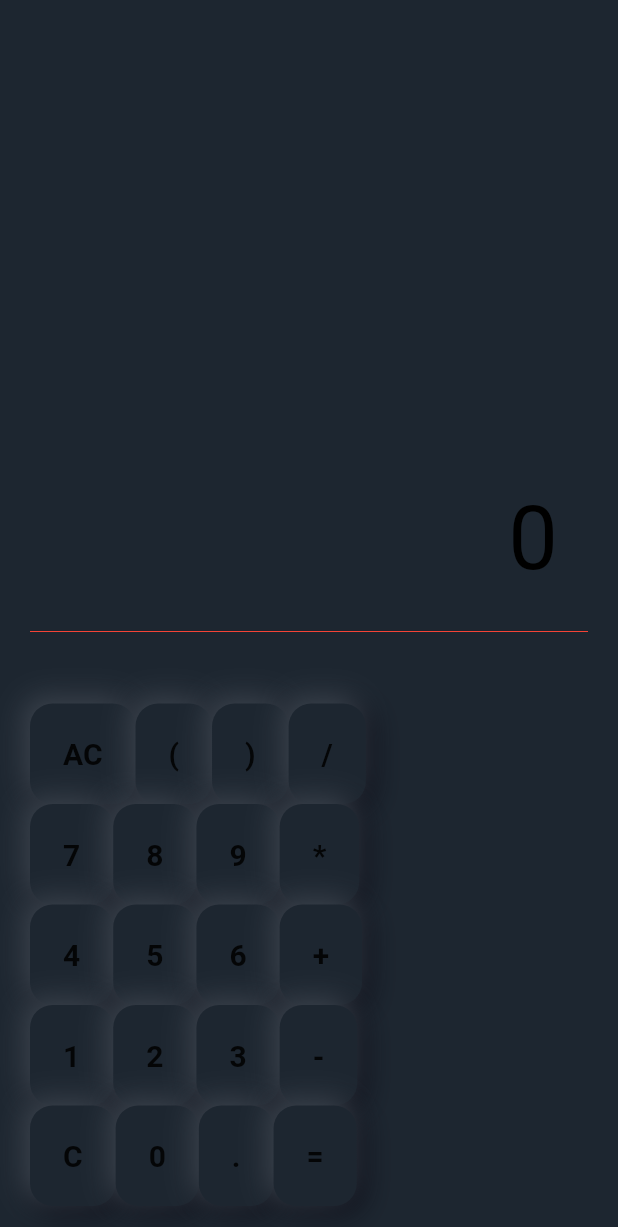
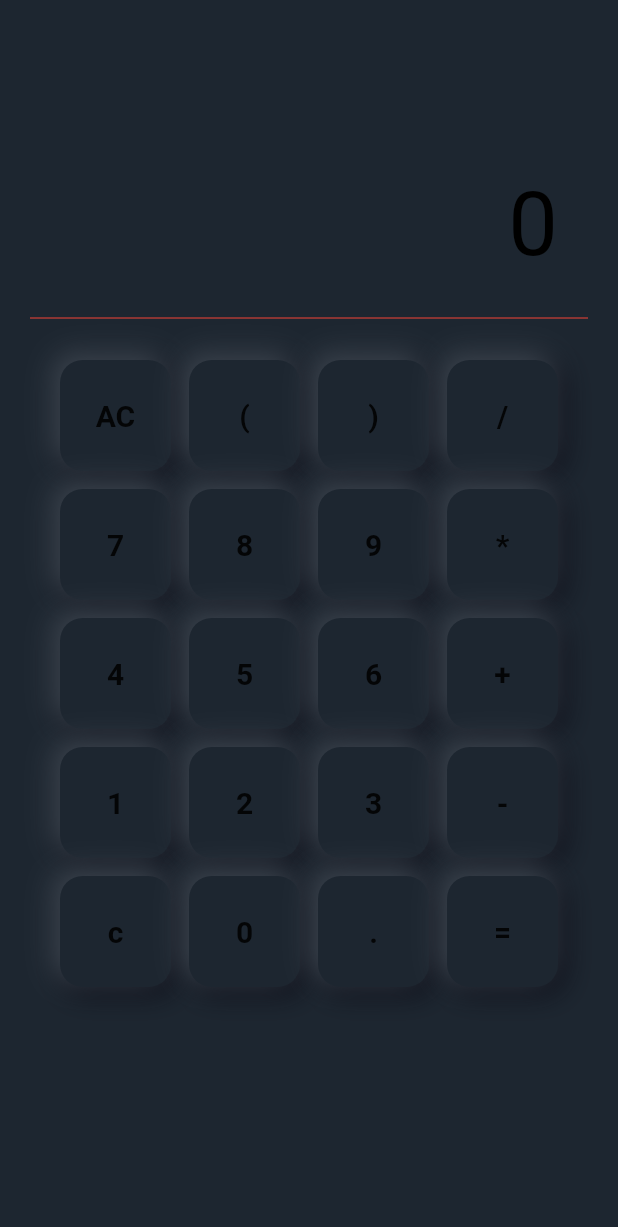
Before and after one commit to AnthonyBeerus/FlutterApp-Calculator, a Flutter app: the screen it shows after launch, on a phone screen of 412 x 824 dp. Shown: the top 1227 px of the screen. Run offline on Flutter 3.47's test engine with Material 2 defaults, Android fonts, the phone set to English and light mode, and no system bars.

Commit message:
Changed Buttons to use GridView widget

```diff
--- a/lib/pages/home.dart
+++ b/lib/pages/home.dart
@@ -80,50 +80,21 @@ class _HomePageState extends State<HomePage> {
                 ),
               ),
               Divider(color: Colors.red),
-              Container(
-                padding: EdgeInsets.all(20),
-                alignment: Alignment.topCenter,
-
-              ),
-              Row(
-                children: [
-                  _buildCalculatorButton("AC"),
-                  _buildCalculatorButton("("),
-                  _buildCalculatorButton(")"),
-                  _buildCalculatorButton("/")
-                ],
-              ),
-              Row(
-                children: [
-                  _buildCalculatorButton("7"),
-                  _buildCalculatorButton("8"),
-                  _buildCalculatorButton("9"),
-                  _buildCalculatorButton("*"),
-                ],
-              ),
-              Row(
-                children: [
-                  _buildCalculatorButton("4"),
-                  _buildCalculatorButton("5"),
-                  _buildCalculatorButton("6"),
-                  _buildCalculatorButton("+"),
-                ],
-              ),
-              Row(
-                children: [
-                  _buildCalculatorButton("1"),
-                  _buildCalculatorButton("2"),
-                  _buildCalculatorButton("3"),
-                  _buildCalculatorButton("-"),
-                ],
-              ),
-              Row(
-                children: [
-                  _buildCalculatorButton("C"),
-                  _buildCalculatorButton("0"),
-                  _buildCalculatorButton("."),
-                  _buildCalculatorButton("="),
-                ],
+              Expanded(
+                child: Container(
+                  padding: EdgeInsets.all(20),
+                  child: GridView.builder(
+                    itemCount: buttonList.length,
+                    gridDelegate: const SliverGridDelegateWithFixedCrossAxisCount(
+                      crossAxisCount: 4,
+                      crossAxisSpacing: 12,
+                      mainAxisSpacing: 12,
+                    ),
+                    itemBuilder: (BuildContext context, int index) {
+                      return _buildCalculatorButton(buttonList[index]);
+                    },
+                  ),
+                ),
               ),
             ],
           ),
```
